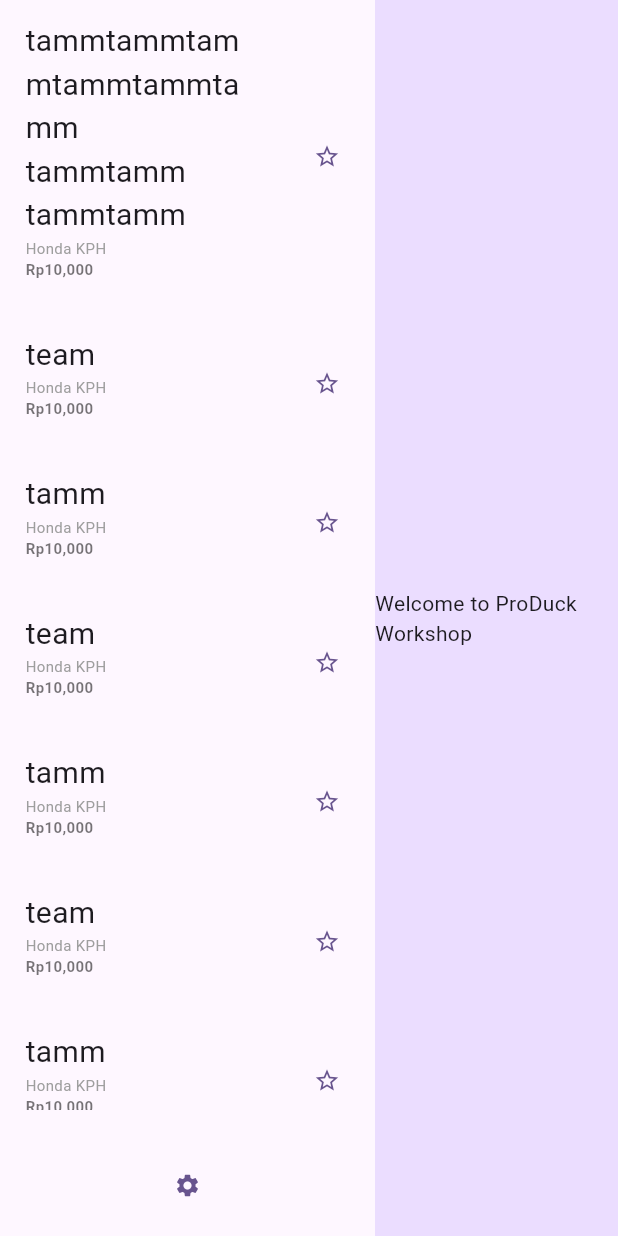
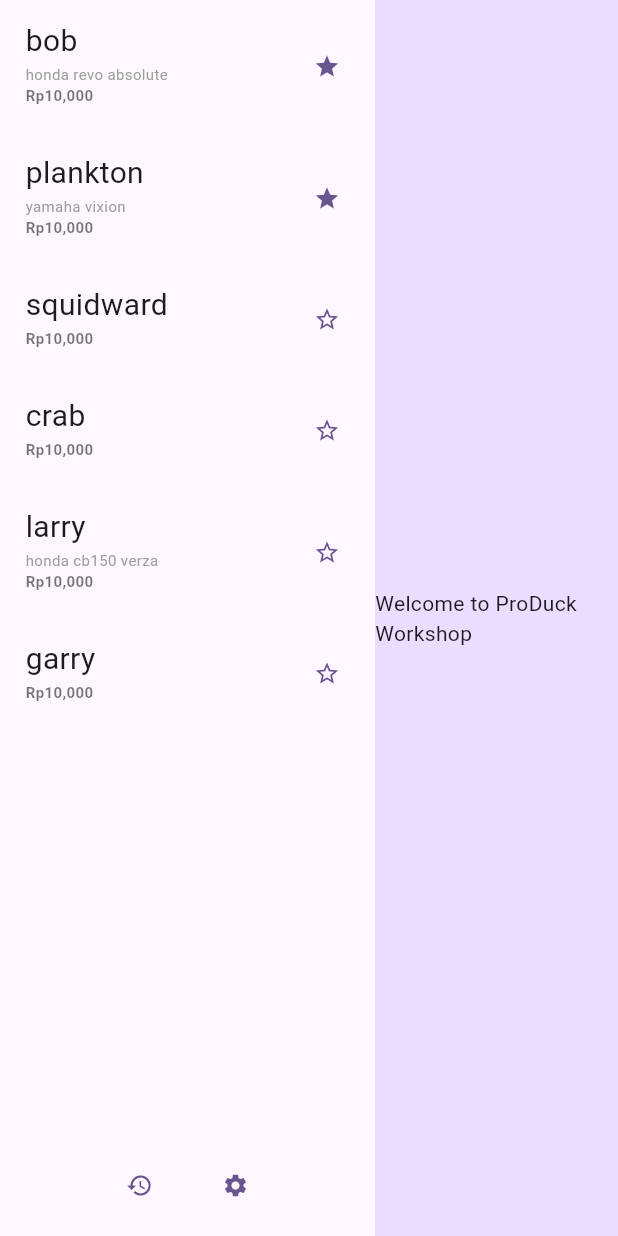
Before and after one commit to fransiscowijaya1999/produck_workshop, a Flutter app: the WorklistLayout screen opened directly, on a phone screen of 412 x 824 dp. Run offline on Flutter 3.47's test engine with Material 3 defaults, Android fonts, the light colour scheme and no system bars; our stand-ins replace shared_preferences; accounts and stored records are empty.

Commit message:
worklist sort

```diff
--- a/lib/component/menu_bottom.dart
+++ b/lib/component/menu_bottom.dart
@@ -14,6 +14,10 @@ class MenuBottom extends StatelessWidget {
         crossAxisAlignment: CrossAxisAlignment.start,
         children: [
           TextButton(
+            onPressed: () {},
+            child: Icon(Icons.history),
+          ),
+          TextButton(
             onPressed: () {
               Navigator.push(
                 context,
--- a/lib/component/worklist.dart
+++ b/lib/component/worklist.dart
@@ -1,13 +1,12 @@
 import 'package:flutter/material.dart';
+import 'package:produck_workshop/model/project.dart';
 
 class WorklistDestination {
   WorklistDestination({
-    required this.label,
-    this.isPinned = false
+    required this.project
   });
 
-  final String label;
-  final bool isPinned;
+  final Project project;
 }
 
 class Worklist extends StatelessWidget {
@@ -33,7 +32,7 @@ class Worklist extends StatelessWidget {
           itemCount: worklist.length,
           itemBuilder: (_, index) {
             return WorklistTile(
-              label: worklist[index].label,
+              project: worklist[index].project,
               onSelected: onSelected != null ? () => onSelected!(index) : null,
               isSelected: selectedIndex == index,
             );
@@ -46,13 +45,13 @@ class Worklist extends StatelessWidget {
 class WorklistTile extends StatelessWidget {
   const WorklistTile({
     super.key,
+    required this.project,
     this.onSelected,
-    this.label = '',
     this.isSelected = false
   });
 
   final VoidCallback? onSelected;
-  final String label;
+  final Project project;
   final bool isSelected;
 
   @override
@@ -65,15 +64,17 @@ class WorklistTile extends StatelessWidget {
         ),
         onPressed: onSelected,
         child: Padding(
-          padding: const EdgeInsets.only(top: 5, bottom: 15, left: 5, right: 5),
+          padding: const EdgeInsets.only(top: 5, bottom: 10, left: 5, right: 5),
           child: RichText(
             text: TextSpan(
               style: DefaultTextStyle.of(context).style,
               children: <TextSpan>[
-                TextSpan(text: label, style: TextStyle(fontSize: 20)),
+                TextSpan(text: project.label, style: TextStyle(fontSize: 20)),
                 TextSpan(text: '\n'),
-                TextSpan(text: 'Honda KPH', style: TextStyle(fontSize: 10, color: Colors.grey)),
-                TextSpan(text: '\n'),
+                if (project.vehicle.isNotEmpty) ...[
+                  TextSpan(text: project.vehicle, style: TextStyle(fontSize: 10, color: Colors.grey)),
+                  TextSpan(text: '\n')
+                ],
                 TextSpan(text: 'Rp10,000', style: TextStyle(fontSize: 10, fontWeight: FontWeight.bold, color: Colors.black54))
               ]
             )
@@ -87,7 +88,7 @@ class WorklistTile extends StatelessWidget {
       selectedTileColor: Colors.black.withAlpha(15),
       trailing: TextButton.icon(
         onPressed: () {},
-        label: Icon(Icons.star_border),
+        label: project.isPinned ? Icon(Icons.star) : Icon(Icons.star_border),
       ),
     );
   }
--- a/lib/model/project.dart
+++ b/lib/model/project.dart
@@ -1,9 +1,11 @@
 class Project {
   Project({
     this.label = '',
+    this.vehicle = '',
     this.isPinned = false
   });
 
   String label;
+  String vehicle;
   bool isPinned;
 }
--- a/lib/screen/worklist_layout.dart
+++ b/lib/screen/worklist_layout.dart
@@ -1,6 +1,7 @@
 import 'package:flutter/material.dart';
 import 'package:produck_workshop/component/menu_bottom.dart';
 import 'package:produck_workshop/component/worklist.dart';
+import 'package:produck_workshop/model/project.dart';
 
 class WorklistLayout extends StatefulWidget {
   const WorklistLayout({super.key});
@@ -11,35 +12,21 @@ class WorklistLayout extends StatefulWidget {
 
 class _WorklistLayoutState extends State<WorklistLayout> {
   List<WorklistDestination> worklistDestinations = [
-    WorklistDestination(label: 'tammtammtammtammtammtamm tammtamm tammtamm'),
-    WorklistDestination(label: 'team'),
-    WorklistDestination(label: 'tamm'),
-    WorklistDestination(label: 'team'),
-    WorklistDestination(label: 'tamm'),
-    WorklistDestination(label: 'team'),
-    WorklistDestination(label: 'tamm'),
-    WorklistDestination(label: 'team'),
-    WorklistDestination(label: 'tamm'),
-    WorklistDestination(label: 'team'),
-    WorklistDestination(label: 'tamm'),
-    WorklistDestination(label: 'team'),
-    WorklistDestination(label: 'tamm'),
-    WorklistDestination(label: 'team'),
-    WorklistDestination(label: 'tamm'),
-    WorklistDestination(label: 'team'),
-    WorklistDestination(label: 'tamm'),
-    WorklistDestination(label: 'team'),
-    WorklistDestination(label: 'tamm'),
-    WorklistDestination(label: 'team'),
-    WorklistDestination(label: 'tamm'),
-    WorklistDestination(label: 'team'),
-    WorklistDestination(label: 'tamm'),
-    WorklistDestination(label: 'team'),
-    WorklistDestination(label: 'tamm'),
-    WorklistDestination(label: 'team'),
+    WorklistDestination(project: Project(label: 'squidward')),
+    WorklistDestination(project: Project(label: 'bob', isPinned: true, vehicle: 'honda revo absolute')),
+    WorklistDestination(project: Project(label: 'crab', isPinned: false)),
+    WorklistDestination(project: Project(label: 'plankton', isPinned: true, vehicle: 'yamaha vixion')),
+    WorklistDestination(project: Project(label: 'larry', isPinned: false, vehicle: 'honda cb150 verza')),
+    WorklistDestination(project: Project(label: 'garry', isPinned: false)),
   ];
 
   int? _selectedIndex;
+
+  @override
+  void initState() {
+    super.initState();
+    worklistDestinations.sort((a, b) => (a.project.isPinned == b.project.isPinned ? 0 : (a.project.isPinned ? -1 : 1)));
+  }
 
   void onSelected(int index) {
     setState(() {
```
